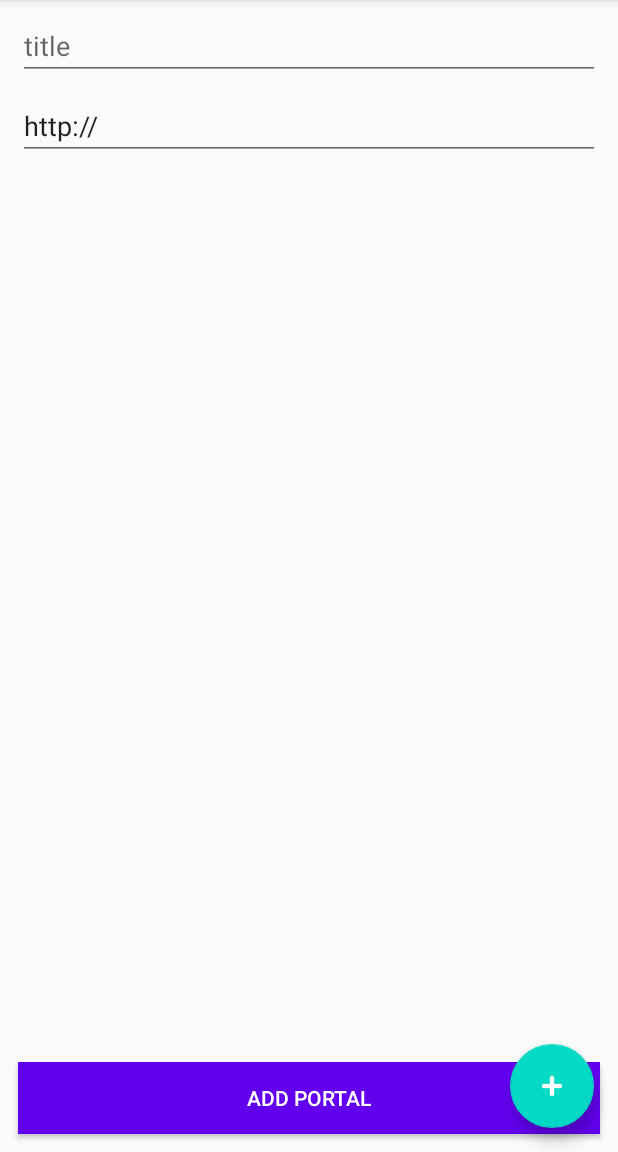
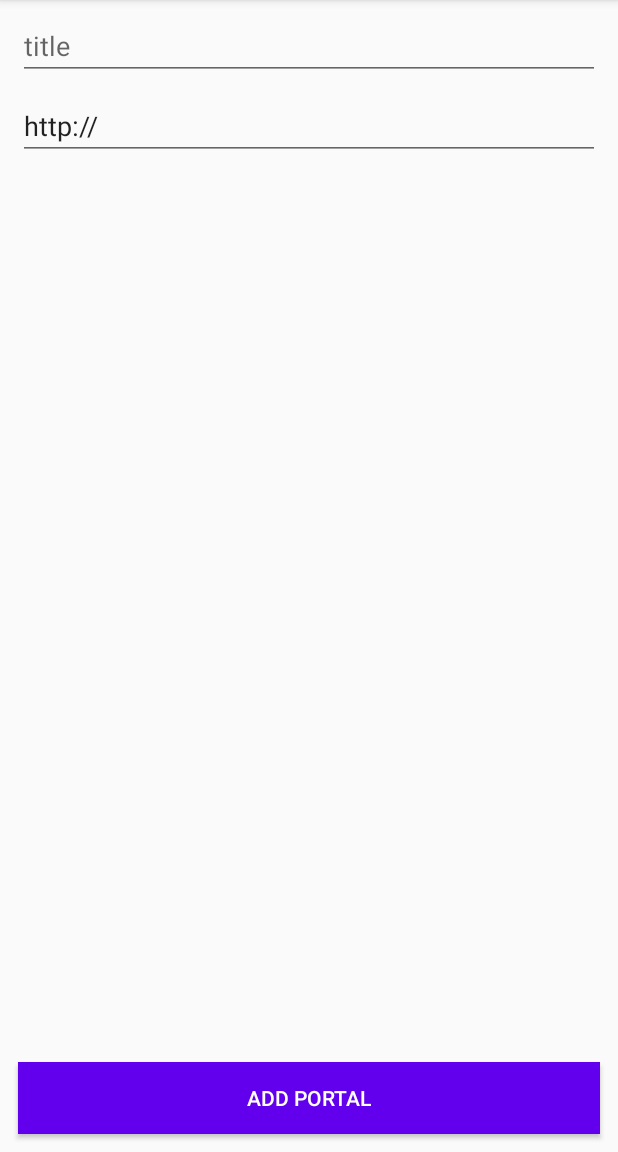
Before and after one commit to Jverhagen11/MadLevel3Task2, an Android app: the AddPortalFragment screen opened through its navigation route, on a phone screen of 412 x 824 dp, the part 84-1236 px from its top. Run offline under Robolectric (Android 15) with nearby library versions, the phone set to English and light mode, and no system bars.

Commit message:
overview to add portal

```diff
--- a/app/src/main/java/com/example/madlevel3task2/AddPortalFragment.kt
+++ b/app/src/main/java/com/example/madlevel3task2/AddPortalFragment.kt
@@ -24,8 +24,6 @@ class AddPortalFragment : Fragment() {
     override fun onViewCreated(view: View, savedInstanceState: Bundle?) {
         super.onViewCreated(view, savedInstanceState)
 
-        view.findViewById<Button>(R.id.btnAddPortal).setOnClickListener {
-            findNavController().navigate(R.id.action_SecondFragment_to_FirstFragment)
-        }
+
     }
 }
--- a/app/src/main/java/com/example/madlevel3task2/MainActivity.kt
+++ b/app/src/main/java/com/example/madlevel3task2/MainActivity.kt
@@ -6,17 +6,37 @@ import com.google.android.material.snackbar.Snackbar
 import androidx.appcompat.app.AppCompatActivity
 import android.view.Menu
 import android.view.MenuItem
+import androidx.navigation.NavController
+import androidx.navigation.findNavController
+import kotlinx.android.synthetic.main.activity_main.*
 
 class MainActivity : AppCompatActivity() {
+    private lateinit var navController: NavController
 
     override fun onCreate(savedInstanceState: Bundle?) {
         super.onCreate(savedInstanceState)
         setContentView(R.layout.activity_main)
         setSupportActionBar(findViewById(R.id.toolbar))
 
-        findViewById<FloatingActionButton>(R.id.fab).setOnClickListener { view ->
-            Snackbar.make(view, "Replace with your own action", Snackbar.LENGTH_LONG)
-                    .setAction("Action", null).show()
+        navController = findNavController(R.id.nav_host_fragment)
+
+        fab.setOnClickListener {
+            navController.navigate(
+                    R.id.action_overviewFragment_to_addPortalFragment
+            )
+        }
+
+        fabToggler()
+
+    }
+
+    private fun fabToggler() {
+        navController.addOnDestinationChangedListener { _,       destination, _ ->
+            if (destination.id in arrayOf(R.id.addPortalFragment)) {
+                fab.hide()
+            } else {
+                fab.show()
+            }
         }
     }
 
--- a/app/src/main/java/com/example/madlevel3task2/OverviewFragment.kt
+++ b/app/src/main/java/com/example/madlevel3task2/OverviewFragment.kt
@@ -24,8 +24,6 @@ class OverviewFragment : Fragment() {
     override fun onViewCreated(view: View, savedInstanceState: Bundle?) {
         super.onViewCreated(view, savedInstanceState)
 
-        view.findViewById<Button>(R.id.fab).setOnClickListener {
-            findNavController().navigate(R.id.action_FirstFragment_to_SecondFragment)
-        }
+
     }
 }
--- a/app/src/main/res/navigation/nav_graph.xml
+++ b/app/src/main/res/navigation/nav_graph.xml
@@ -3,26 +3,23 @@
     xmlns:app="http://schemas.android.com/apk/res-auto"
     xmlns:tools="http://schemas.android.com/tools"
     android:id="@+id/nav_graph"
-    app:startDestination="@id/FirstFragment">
-
+    app:startDestination="@id/overviewFragment">
     <fragment
-        android:id="@+id/FirstFragment"
+        android:id="@+id/overviewFragment"
         android:name="com.example.madlevel3task2.OverviewFragment"
-        android:label="@string/first_fragment_label"
-        tools:layout="@layout/overview_fragment">
-
+        android:label="overview_fragment"
+        tools:layout="@layout/overview_fragment" >
         <action
-            android:id="@+id/action_FirstFragment_to_SecondFragment"
-            app:destination="@id/SecondFragment" />
+            android:id="@+id/action_overviewFragment_to_addPortalFragment"
+            app:destination="@id/addPortalFragment" />
     </fragment>
     <fragment
-        android:id="@+id/SecondFragment"
+        android:id="@+id/addPortalFragment"
         android:name="com.example.madlevel3task2.AddPortalFragment"
-        android:label="@string/second_fragment_label"
-        tools:layout="@layout/add_portal_fragment">
-
+        android:label="add_portal_fragment"
+        tools:layout="@layout/add_portal_fragment" >
         <action
-            android:id="@+id/action_SecondFragment_to_FirstFragment"
-            app:destination="@id/FirstFragment" />
+            android:id="@+id/action_addPortalFragment_to_overviewFragment"
+            app:destination="@id/overviewFragment" />
     </fragment>
 </navigation>
```
Also changed, not shown: app/src/main/java/com/example/madlevel3task2/PortalAdapter.kt (added, +40 -0 lines), app/src/main/java/com/example/madlevel3task2/PortalCard.kt (added, +8 -0 lines), app/src/main/res/layout/portal_card.xml (added, +31 -0 lines).
